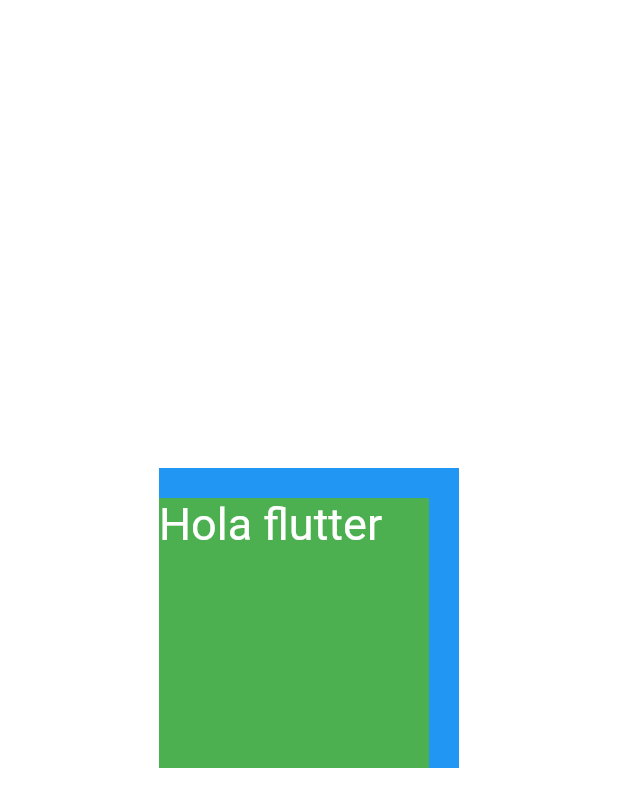
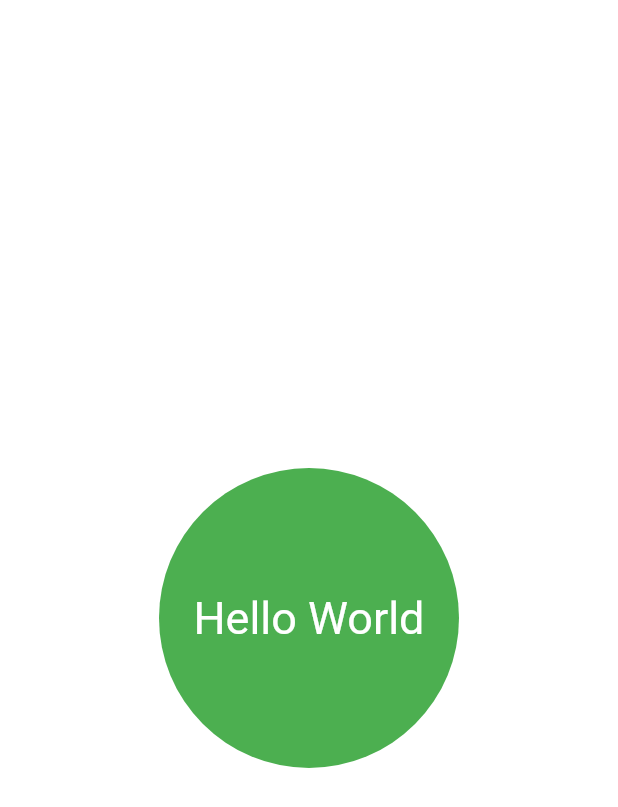
Before and after one commit to brayamhuaman/project3, a Flutter app: the screen it shows after launch, on a phone screen of 412 x 824 dp. Shown: the top 807 px of the screen. Run offline on Flutter 3.47's test engine with Material 3 defaults, Android fonts, the phone set to English and light mode, and no system bars.

Commit message:
circular

```diff
--- a/lib/pages/containerpage.dart
+++ b/lib/pages/containerpage.dart
@@ -5,18 +5,18 @@ class ContainerPage extends StatelessWidget {
   @override
   Widget build(BuildContext context) {
     return DefaultTextStyle(
-      style: TextStyle(fontSize: 30.0),
+      style: const TextStyle(fontSize: 30.0),
       child: Center(
         child: Container(
           width: 200.0,
           height: 200.0,
-          color: Colors.blue,
-          padding: EdgeInsets.only(top: 20.0,right: 20.0),
-          child: Container(
-            width: 200.0,
-            height: 200.0,
+          alignment: Alignment.center,
+          decoration: BoxDecoration(
             color: Colors.green,
-            child: Text("Hola flutter")),
+            borderRadius: BorderRadius.all(Radius.circular(100.0)),
+
+          ),
+          child: const Text('Hello World'),
         ),
       ),
     );
```
